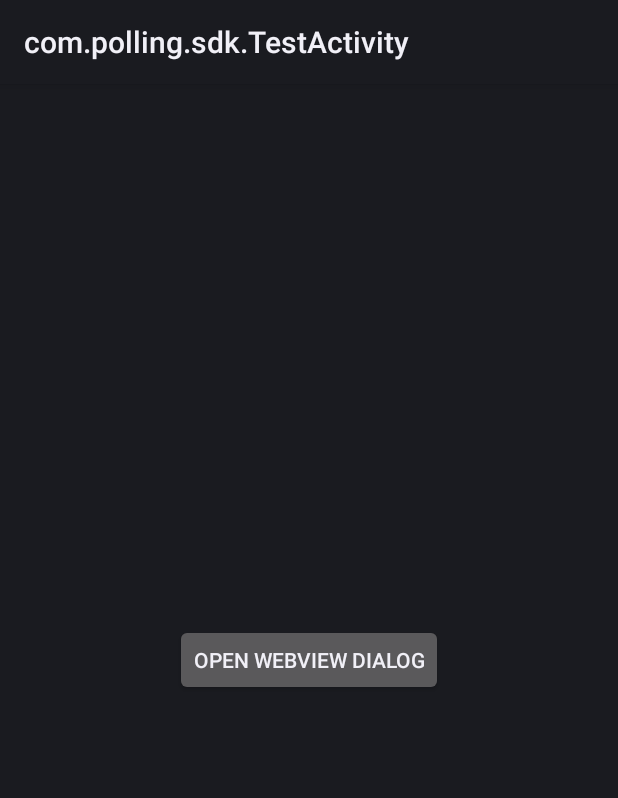
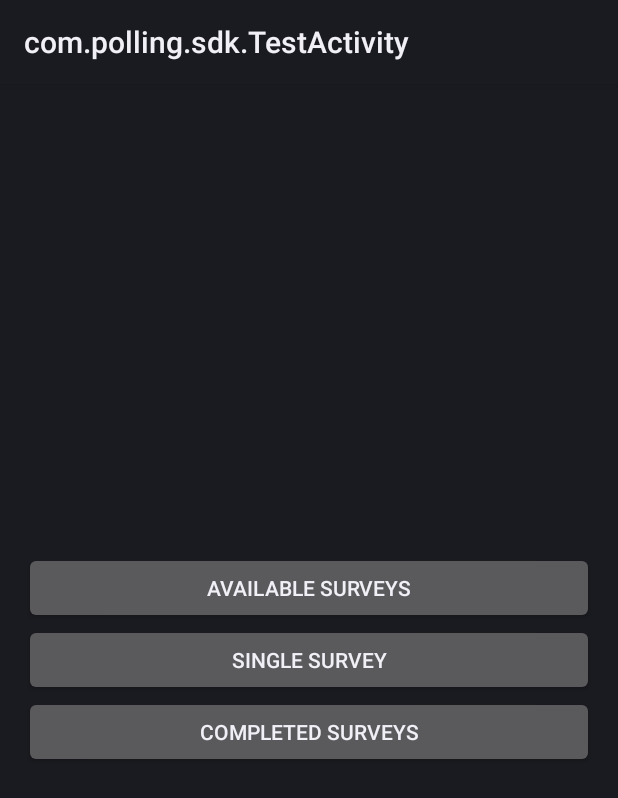
Before and after one commit to PollingInc/polling-sdk-android, an Android app: the screen it shows after launch (TestActivity), on a phone screen of 412 x 824 dp. Shown: the top 798 px of the screen. Run offline under Robolectric (Android 15) with nearby library versions, the phone set to English and light mode, and no system bars.

Commit message:
More test activity updates

```diff
--- a/app/src/main/java/com/polling/sdk/TestActivity.java
+++ b/app/src/main/java/com/polling/sdk/TestActivity.java
@@ -15,13 +15,31 @@ public class TestActivity extends Activity {
 
         // Set a simple layout with a button
         setContentView(R.layout.activity_test);
+        Button buttonAvailableSurveys = findViewById(R.id.buttonAvailableSurveys);
+        Button buttonSingleSurvey = findViewById(R.id.buttonSingleSurvey);
+        Button buttonCompletedSurveys = findViewById(R.id.buttonCompletedSurveys);
 
-        Button testButton = findViewById(R.id.testButton);
-        testButton.setOnClickListener(new View.OnClickListener() {
+        // Set click listener for Available Surveys
+        buttonAvailableSurveys.setOnClickListener(new View.OnClickListener() {
             @Override
-            public void onClick(View v)
-            {
+            public void onClick(View v) {
                 newDialog().availableSurveys();
+            }
+        });
+
+        // Set click listener for Single Survey
+        buttonSingleSurvey.setOnClickListener(new View.OnClickListener() {
+            @Override
+            public void onClick(View v) {
+                newDialog().singleSurvey("3875c65f-1e7a-411f-b8c3-be2ce19a9c6e");
+            }
+        });
+
+        // Set click listener for Completed Surveys
+        buttonCompletedSurveys.setOnClickListener(new View.OnClickListener() {
+            @Override
+            public void onClick(View v) {
+                newDialog().completedSurveys();
             }
         });
     }
--- a/app/src/main/java/com/polling/sdk/WebViewDialogHelper.java
+++ b/app/src/main/java/com/polling/sdk/WebViewDialogHelper.java
@@ -59,7 +59,7 @@ public class WebViewDialogHelper {
     }
 
 
-    public void singleSurvey(int surveyId)
+    public void singleSurvey(String surveyId)
     {
         this.currentUrl = "https://demo.polling.com/sdk/survey/" + surveyId;
         showDialog(this.dialog);
--- a/app/src/main/res/layout/activity_test.xml
+++ b/app/src/main/res/layout/activity_test.xml
@@ -3,10 +3,29 @@
     android:layout_width="match_parent"
     android:layout_height="match_parent">
 
-    <Button
-        android:id="@+id/testButton"
-        android:layout_width="wrap_content"
+    <LinearLayout
+        android:layout_width="match_parent"
         android:layout_height="wrap_content"
-        android:text="Open WebView Dialog"
-        android:layout_centerInParent="true"/>
+        android:orientation="vertical"
+        android:padding="16dp"
+        android:layout_centerInParent="true">
+
+        <Button
+            android:id="@+id/buttonAvailableSurveys"
+            android:layout_width="match_parent"
+            android:layout_height="wrap_content"
+            android:text="Available Surveys"/>
+
+        <Button
+            android:id="@+id/buttonSingleSurvey"
+            android:layout_width="match_parent"
+            android:layout_height="wrap_content"
+            android:text="Single Survey"/>
+
+        <Button
+            android:id="@+id/buttonCompletedSurveys"
+            android:layout_width="match_parent"
+            android:layout_height="wrap_content"
+            android:text="Completed Surveys"/>
+    </LinearLayout>
 </RelativeLayout>
```
